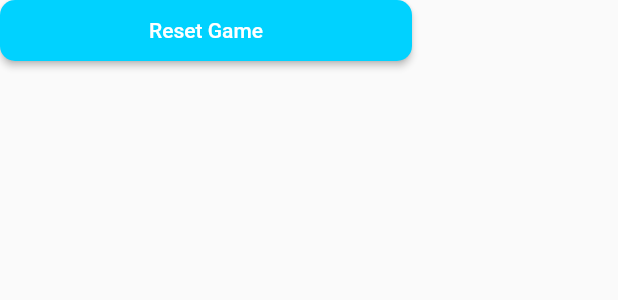
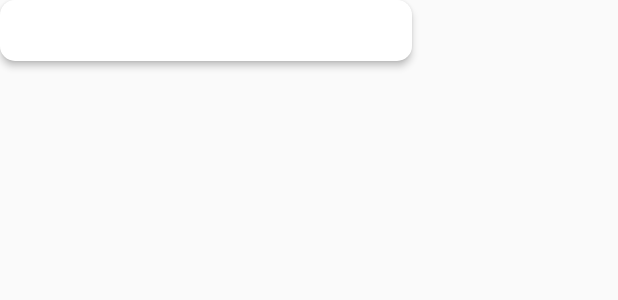
Before and after one commit to yagizdo/tictactoe_game, a Flutter app: the GameButton widget shown alone on an empty page, opened directly, on a phone screen of 412 x 824 dp. Shown: the top 300 px of the screen. Run offline on Flutter 3.47's test engine with Material 2 defaults, Android fonts, the phone set to English and light mode, and no system bars; our stand-ins replace adaptive_theme, flutter_screenutil, flutter_svg, page_transition, simple_shadow.

Commit message:
styles updates

```diff
--- a/lib/constants/app_theme.dart
+++ b/lib/constants/app_theme.dart
@@ -20,22 +20,30 @@ class AppTheme {
     // Elevated Button
     elevatedButtonTheme: ElevatedButtonThemeData(
       style: ButtonStyle(
-        backgroundColor: MaterialStateProperty.all(Colors.black),
+        backgroundColor: MaterialStateProperty.all(black),
       ),
     ),
 
     // Text Theme
     textTheme: const TextTheme(
-      subtitle1: TextStyle(
-        color: white,
-        fontSize: 40,
-        fontWeight: FontWeight.bold,
-      ),
-      subtitle2: TextStyle(
+      // Tic tac toe title
+      titleLarge:
+          TextStyle(color: white, fontSize: 40, fontWeight: FontWeight.bold),
+
+      // Pick subtitle
+      titleMedium: TextStyle(
         color: white,
         fontSize: 25,
         fontWeight: FontWeight.normal,
       ),
+
+      // Game view timer text
+      labelSmall:
+          TextStyle(color: black, fontSize: 25, fontWeight: FontWeight.w600),
+
+      // Game view user turn text
+      labelMedium:
+          TextStyle(color: white, fontSize: 25, fontWeight: FontWeight.bold),
     ),
   );
 
--- a/lib/widgets/game_view/game_button.dart
+++ b/lib/widgets/game_view/game_button.dart
@@ -1,5 +1,6 @@
 import 'package:flutter/material.dart';
 import 'package:flutter_screenutil/flutter_screenutil.dart';
+import 'package:tictactoe_app/constants/app_theme.dart';
 
 class GameButton extends StatelessWidget {
   const GameButton(
@@ -26,9 +27,7 @@ class GameButton extends StatelessWidget {
       child: ElevatedButton(
         onPressed: function,
         style: ButtonStyle(
-          backgroundColor: backgroundColor != null
-              ? MaterialStateProperty.all(backgroundColor)
-              : Theme.of(context).elevatedButtonTheme.style!.backgroundColor!,
+          backgroundColor: MaterialStateProperty.all(backgroundColor ?? white),
           shape: MaterialStateProperty.all<RoundedRectangleBorder>(
             RoundedRectangleBorder(
               borderRadius: BorderRadius.circular(borderRadius ?? 2),
```
